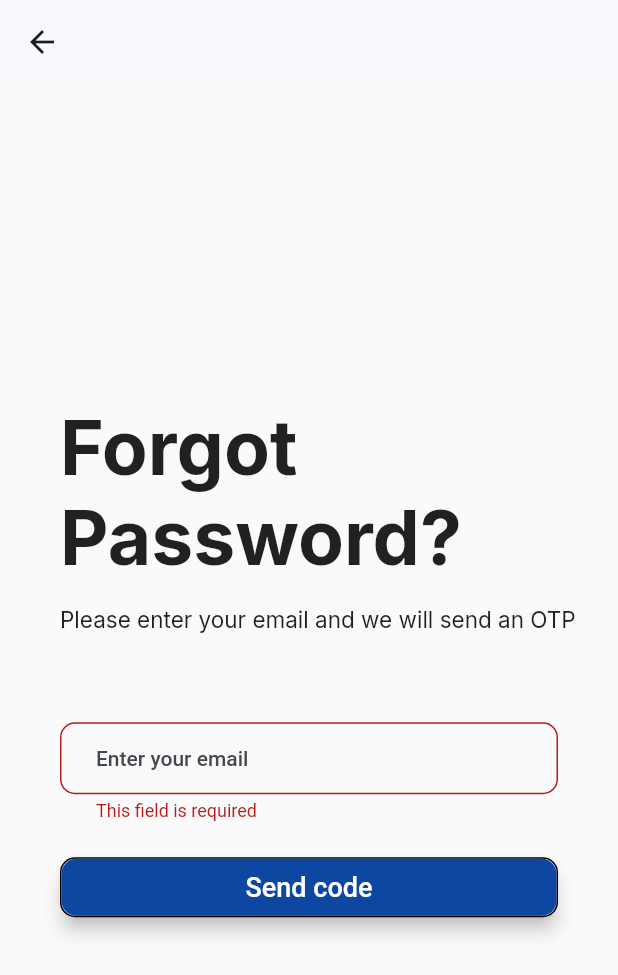
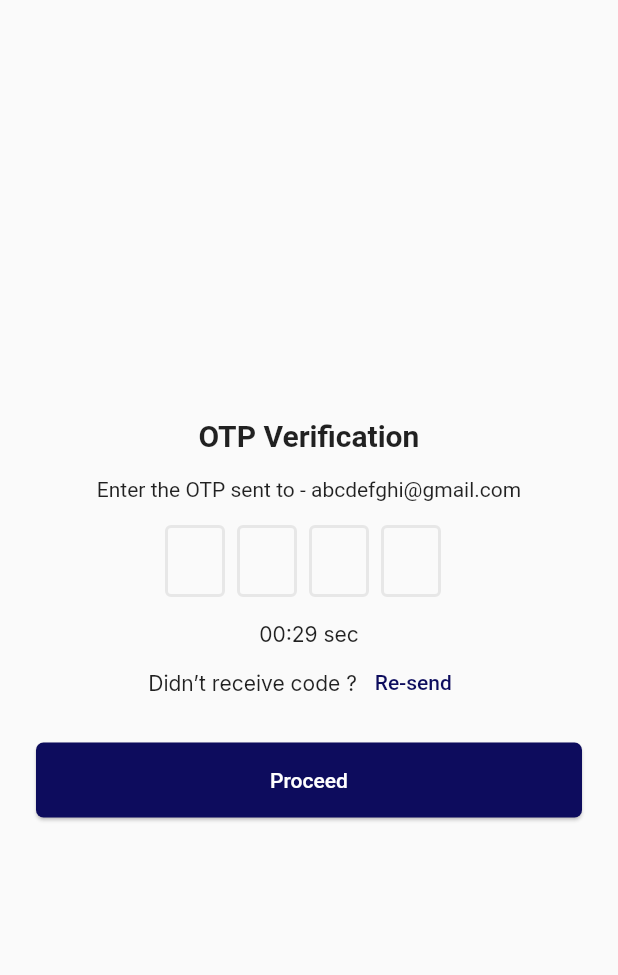
Before and after one commit to presh-devs/siwes_project, a Flutter app: the ForgotPassword screen opened directly, after a tap on "Send code", on a phone screen of 412 x 824 dp. Shown: the top 975 px of the screen. Run offline on Flutter 3.47's test engine with Material 2 defaults, Android fonts, the light colour scheme and no system bars; drawn by our look-alikes of flutter_otp_text_field; our stand-ins replace connectivity_plus, flutter_riverpod, flutter_svg, google_fonts, shared_preferences, smooth_page_indicator; accounts and stored records are empty; Roboto replaces fonts that are missing (Georama).

Commit message:
feat: added otp screen

```diff
--- a/siwes_project/lib/contstants/constants.dart
+++ b/siwes_project/lib/contstants/constants.dart
@@ -9,4 +9,5 @@ class ProjectConstants {
 
   static const EdgeInsets generalPadding = EdgeInsets.all(24);
   static const SizedBox largeSpacing = SizedBox(height: 24);
+   static const SizedBox regSpacing = SizedBox(height: 16);
 }
--- a/siwes_project/lib/features/authenticate/views/signin_screen.dart
+++ b/siwes_project/lib/features/authenticate/views/signin_screen.dart
@@ -39,7 +39,7 @@ class _SignInState extends State<SignIn> {
   Widget build(BuildContext context) {
     return Scaffold(
       resizeToAvoidBottomInset: false,
-      appBar: AppBar(), //Purposely left blank for now
+      //appBar: AppBar(), //Purposely left blank for now
       body: Form(
         key: _formKey,
         child: SizedBox(
--- a/siwes_project/lib/features/authenticate/views/signup_screen.dart
+++ b/siwes_project/lib/features/authenticate/views/signup_screen.dart
@@ -38,7 +38,7 @@ class _SignUpState extends State<SignUp> {
   Widget build(BuildContext context) {
     return Scaffold(
       resizeToAvoidBottomInset: false,
-      appBar: AppBar(), //Also left blank on purpose for now
+     // appBar: AppBar(), //Also left blank on purpose for now
       body: Form(
         key: _formKey,
         child: SizedBox(
--- /dev/null
+++ b/siwes_project/lib/features/password/provider/otp_provider.dart
@@ -0,0 +1,34 @@
+import 'dart:async';
+
+import 'package:flutter_riverpod/flutter_riverpod.dart';
+
+class CountdownTimerNotifier extends StateNotifier<Duration> {
+  CountdownTimerNotifier(Duration remainingTime) : super(remainingTime);
+
+  Timer? _timer;
+
+  void startTimer() {
+    if (_timer != null && _timer!.isActive) {}
+
+    _timer = Timer.periodic(const Duration(seconds: 1), (timer) {
+      state = state - const Duration(seconds: 1);
+
+      if (state == Duration.zero) {
+        _timer!.cancel();
+      }
+    });
+  }
+
+  // void resetTimer() {
+  //   if (_timer != null && _timer!.isActive) {
+  //     _timer!.cancel();
+  //   }
+
+  //   state = Duration.zero;
+  // }
+}
+
+final countdownTimerProvider =
+    StateNotifierProvider.autoDispose<CountdownTimerNotifier, Duration>((ref) {
+  return CountdownTimerNotifier(const Duration(seconds: 30));
+});
--- a/siwes_project/lib/features/password/views/forgotpassword_screen.dart
+++ b/siwes_project/lib/features/password/views/forgotpassword_screen.dart
@@ -1,4 +1,5 @@
 import 'package:flutter/material.dart';
+import 'package:siwes_project/features/password/views/otp_screen.dart';
 
 class ForgotPassword extends StatefulWidget {
   const ForgotPassword({Key? key}) : super(key: key);
@@ -157,8 +158,8 @@ class _ForgotPasswordState extends State<ForgotPassword> {
                           onPressed: () {
 
                             _formKey.currentState!.validate();
-                           // Navigator.of(context).push(MaterialPageRoute(
-                              //  builder: (context) => const SetNewPassword()));
+                           Navigator.of(context).push(MaterialPageRoute(
+                               builder: (context) => const OtpScreen()));
 
 
                             //You can uncomment that to see the screen for now before linking it
--- /dev/null
+++ b/siwes_project/lib/features/password/views/otp_screen.dart
@@ -0,0 +1,95 @@
+import 'dart:developer';
+
+import 'package:flutter/material.dart';
+import 'package:flutter_otp_text_field/flutter_otp_text_field.dart';
+import 'package:flutter_riverpod/flutter_riverpod.dart';
+import 'package:google_fonts/google_fonts.dart';
+import 'package:siwes_project/common_widgets/app_button.dart';
+import 'package:siwes_project/contstants/constants.dart';
+import 'package:siwes_project/features/password/provider/otp_provider.dart';
+import 'package:siwes_project/features/password/views/setnewpassword.dart';
+
+class OtpScreen extends ConsumerStatefulWidget {
+  const OtpScreen({super.key});
+
+  @override
+  ConsumerState<ConsumerStatefulWidget> createState() => _State();
+}
+
+class _State extends ConsumerState<OtpScreen> {
+  @override
+  void initState() {
+    // TODO: implement initState
+    ref.read(countdownTimerProvider.notifier).startTimer();
+    super.initState();
+  }
+
+  @override
+  void dispose() {
+    // TODO: implement dispose
+    ref.invalidate(countdownTimerProvider);
+    super.dispose();
+  }
+
+  @override
+  Widget build(
+    BuildContext context,
+  ) {
+    final count = ref.watch(countdownTimerProvider);
+    return Scaffold(
+      body: Padding(
+        padding: ProjectConstants.generalPadding,
+        child: Column(
+          mainAxisAlignment: MainAxisAlignment.center,
+          crossAxisAlignment: CrossAxisAlignment.center,
+          children: [
+            Text(
+              'OTP Verification',
+              style: GoogleFonts.georama(
+                  fontSize: 20, fontWeight: FontWeight.w700),
+            ),
+            ProjectConstants.regSpacing,
+            Text(
+              'Enter the OTP sent to - abcdefghi@gmail.com',
+              style: GoogleFonts.georama(
+                  fontSize: 14, fontWeight: FontWeight.w400),
+            ),
+            ProjectConstants.regSpacing,
+            OtpTextField(
+              showFieldAsBox: true,
+            ),
+            ProjectConstants.regSpacing,
+            Text('00:${count.inSeconds} sec'),
+            Row(
+              mainAxisAlignment: MainAxisAlignment.center,
+              children: [
+                const Text("Didn’t receive code ?"),
+                TextButton(
+                  onPressed: () {
+                    if (count == Duration.zero) {
+                      // ignore: unused_local_variable
+                      final nevValue = ref.refresh(countdownTimerProvider);
+                      // TODO add logic to resend otp
+                      log('OTP resent');
+                      ref.read(countdownTimerProvider.notifier).startTimer();
+                    } else {
+                      log("Can't resend otp ");
+                      return;
+                    }
+                  },
+                  child: const Text('Re-send'),
+                ),
+              ],
+            ),
+            ProjectConstants.regSpacing,
+            AppButton(
+              onPressed: () =>  Navigator.of(context).pushReplacement(MaterialPageRoute(
+                               builder: (context) => const SetNewPassword())),
+              child: const Text('Proceed'),
+            ),
+          ],
+        ),
+      ),
+    );
+  }
+}
--- a/siwes_project/lib/features/password/views/setnewpassword.dart
+++ b/siwes_project/lib/features/password/views/setnewpassword.dart
@@ -38,7 +38,8 @@ class _SetNewPasswordState extends State<SetNewPassword> {
   Widget build(BuildContext context) {
     return Scaffold(
       resizeToAvoidBottomInset: false,
-      appBar: AppBar(),
+      // Appbar is not needed as there shouldn't be a back button on this screen
+     // appBar: AppBar(),
       body: Form(
         key: _formKey,
         child: SizedBox(
--- a/siwes_project/pubspec.yaml
+++ b/siwes_project/pubspec.yaml
@@ -24,6 +24,7 @@ dependencies:
   google_fonts: ^6.1.0
   smooth_page_indicator: ^1.1.0
   shared_preferences: ^2.2.1
+  flutter_otp_text_field: ^1.1.1
 
 dev_dependencies:
   flutter_test:
```
Also changed, not shown: siwes_project/pubspec.lock.
